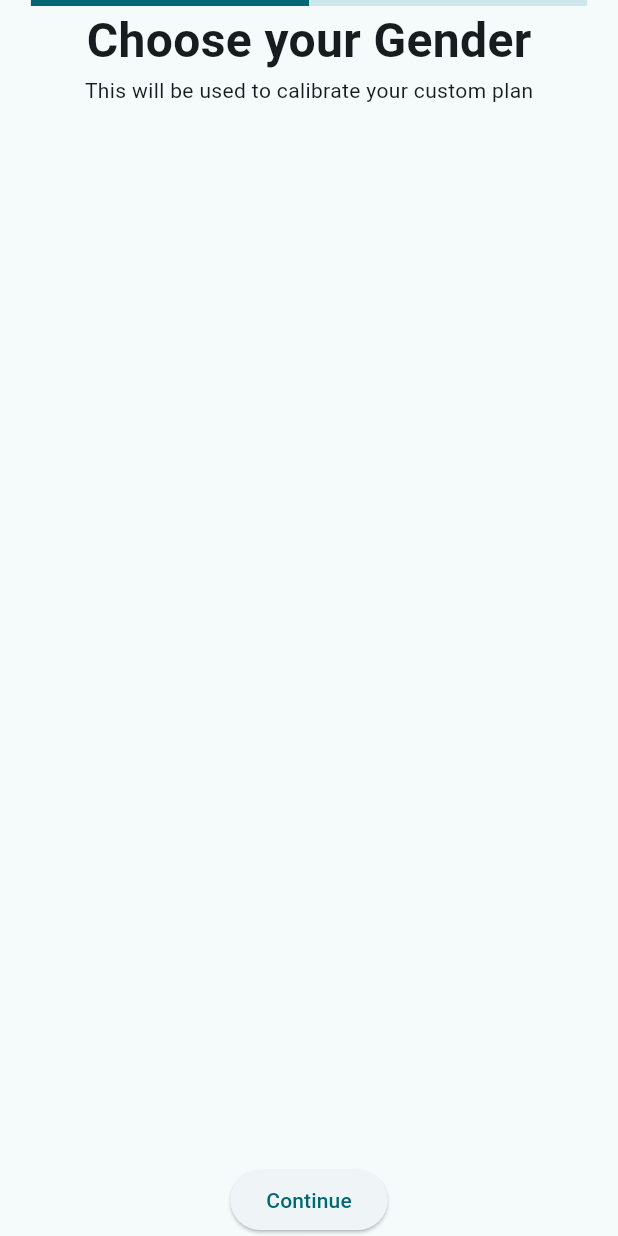
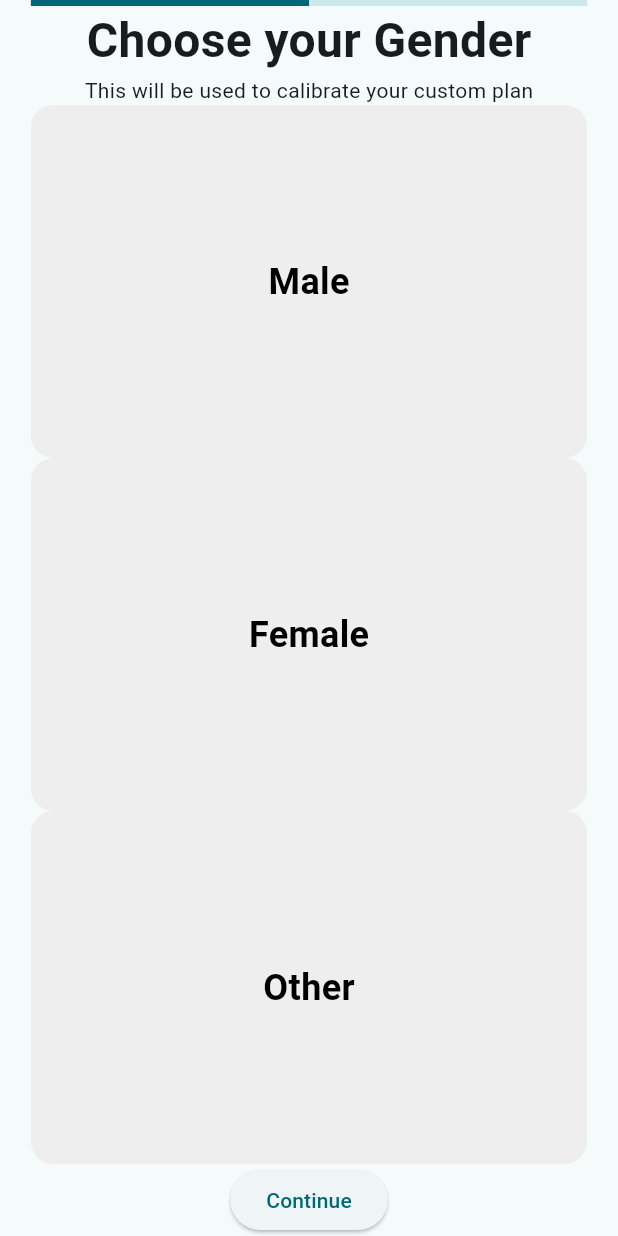
Before and after one commit to SameerAkita/mogulog, a Flutter app: the OnboardingPage screen opened directly, on a phone screen of 412 x 824 dp. Run offline on Flutter 3.47's test engine with Material 3 defaults, Android fonts, the phone set to English and light mode, and no system bars.

Commit message:
add onboarding select box

```diff
--- a/lib/features/onboarding/onboarding_step_gender.dart
+++ b/lib/features/onboarding/onboarding_step_gender.dart
@@ -1,4 +1,5 @@
 import 'package:flutter/material.dart';
+import 'package:mogulog/widgets/onboarding/onboarding_select_box.dart';
 
 class OnboardingStepGender extends StatefulWidget {
   final PageController pageController;
@@ -10,6 +11,8 @@ class OnboardingStepGender extends StatefulWidget {
 
 enum Gender { male, female, other }
 
+Gender? selectedGender;
+
 class _OnboardingStepGenderState extends State<OnboardingStepGender> {
   @override
   Widget build(BuildContext context) {
@@ -20,7 +23,33 @@ class _OnboardingStepGenderState extends State<OnboardingStepGender> {
           style: TextStyle(fontSize: 32, fontWeight: FontWeight.bold),
         ),
         Text('This will be used to calibrate your custom plan'),
-
+        OnboardingSelectBox(
+          title: 'Male',
+          selected: selectedGender == Gender.male,
+          onTap: () {
+            setState(() {
+              selectedGender = Gender.male;
+            });
+          },
+        ),
+        OnboardingSelectBox(
+          title: 'Female',
+          selected: selectedGender == Gender.female,
+          onTap: () {
+            setState(() {
+              selectedGender = Gender.female;
+            });
+          },
+        ),
+        OnboardingSelectBox(
+          title: 'Other',
+          selected: selectedGender == Gender.other,
+          onTap: () {
+            setState(() {
+              selectedGender = Gender.other;
+            });
+          },
+        ),
       ],
     );
   }
--- a/lib/widgets/onboarding/onboarding_select_box.dart
+++ b/lib/widgets/onboarding/onboarding_select_box.dart
@@ -5,10 +5,37 @@ class OnboardingSelectBox extends StatelessWidget {
   final bool selected;
   final VoidCallback onTap;
 
-  const OnboardingSelectBox({super.key, required this.title, required this.selected, required this.onTap});
+  const OnboardingSelectBox({
+    super.key,
+    required this.title,
+    required this.selected,
+    required this.onTap,
+  });
 
   @override
   Widget build(BuildContext context) {
-    return Expanded(child: GestureDetector(),);
+    return Expanded(
+      child: GestureDetector(
+        onTap: onTap,
+        child: AnimatedContainer(
+          duration: const Duration(milliseconds: 200),
+          height: 20,
+          decoration: BoxDecoration(
+            color: selected ? Colors.black : Colors.grey.shade200,
+            borderRadius: BorderRadius.circular(15),
+          ),
+          child: Center(
+            child: Text(
+              title,
+              style: TextStyle(
+                color: selected ? Colors.white : Colors.black,
+                fontWeight: FontWeight.bold,
+                fontSize: 24,
+              ),
+            ),
+          ),
+        ),
+      ),
+    );
   }
 }
```
